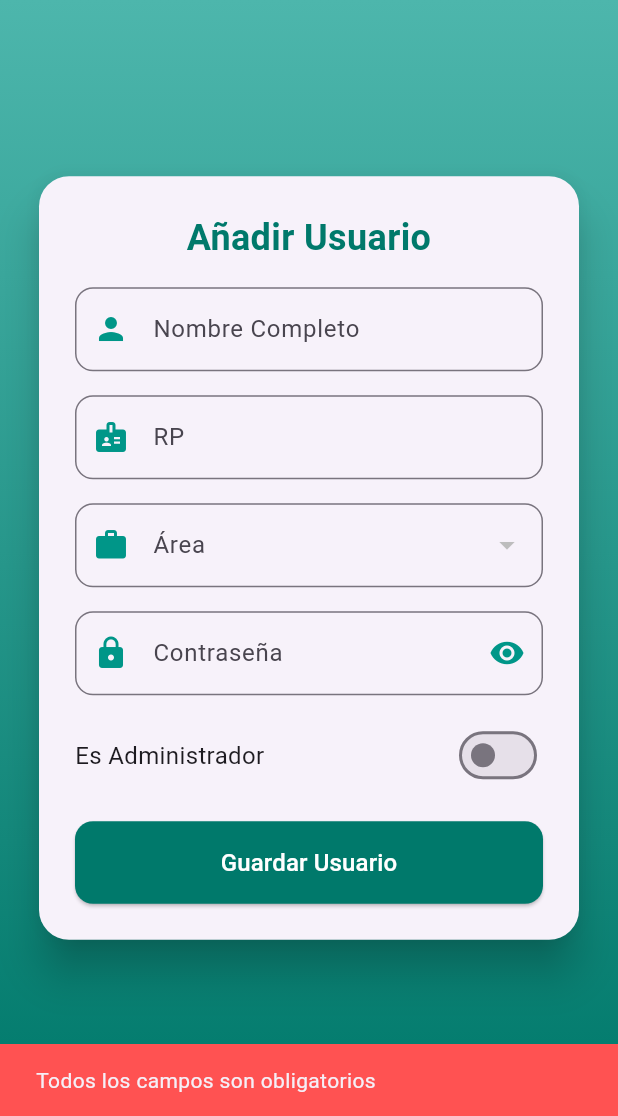
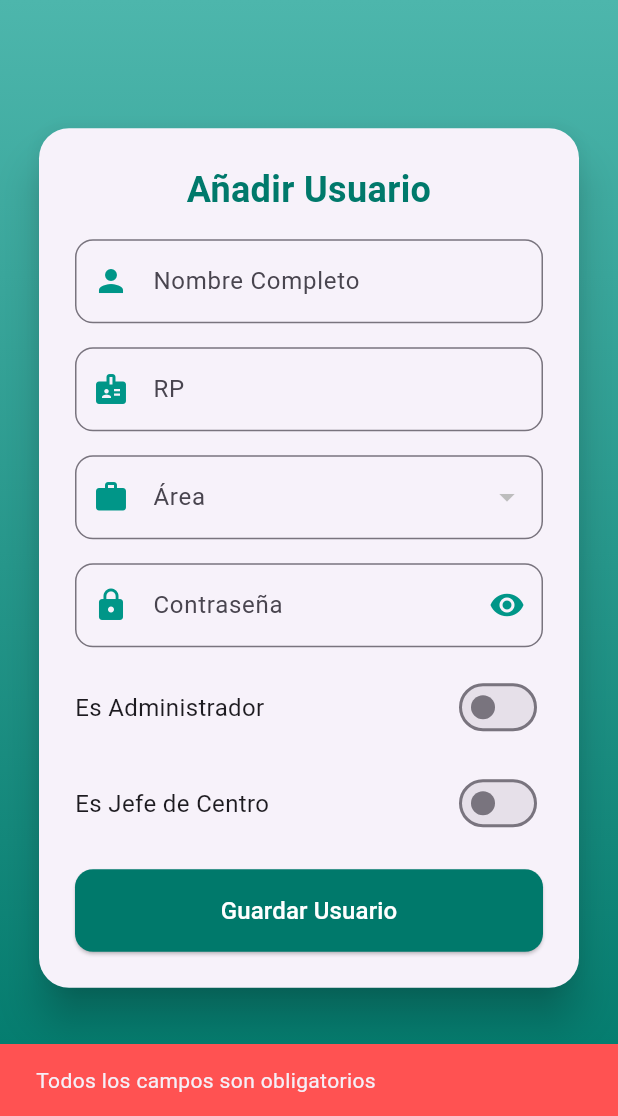
Before and after one commit to CuinoPC/cfe-registros, a Flutter app: the AddUser screen opened directly, after a tap on "Guardar Usuario", on a phone screen of 412 x 824 dp, the part 120-1236 px from its top. Run offline on Flutter 3.47's test engine with Material 3 defaults, Android fonts, the phone set to English and light mode, and no system bars; our stand-ins replace data_table_2, image_picker, shared_preferences; accounts and stored records are empty; network calls fail.

Commit message:
Se añadio para poner el jefe de centro

```diff
--- a/lib/models/user.dart
+++ b/lib/models/user.dart
@@ -4,6 +4,7 @@ class User {
   final int areaId; // ✅ Ahora el área es un ID (entero)
   final String contrasenia;
   final bool esAdmin;
+  final bool esCentro;
 
   User({
     required this.nombre,
@@ -11,6 +12,7 @@ class User {
     required this.areaId, // ✅ Cambiado a entero
     required this.contrasenia,
     required this.esAdmin,
+    required this.esCentro,
   });
 
   factory User.fromJson(Map<String, dynamic> json) {
@@ -20,6 +22,7 @@ class User {
       areaId: json['area_id'], // ✅ Debe coincidir con la BD
       contrasenia: json['contrasenia'] ?? "No disponible",
       esAdmin: json['es_admin'],
+      esCentro: json['es_centro'],
     );
   }
 }
--- a/lib/services/api_users.dart
+++ b/lib/services/api_users.dart
@@ -41,7 +41,12 @@ class ApiUserService {
       List<Map<String, dynamic>> users =
           List<Map<String, dynamic>>.from(jsonDecode(response.body));
       users = users.map((user) {
-        return {...user, "es_admin": user["es_admin"] == true};
+        return {
+          ...user,
+          "es_admin": user["es_admin"] == true,
+          "es_centro": user["es_centro"] == true ||
+              user["es_centro"] == 1 // ✅ Agregar campo es_centro
+        };
       }).toList();
       return users;
     } else {
@@ -51,7 +56,7 @@ class ApiUserService {
 
   // 🔹 Crear usuario
   Future<bool> createUser(String nombre, String rp, int areaId,
-      String contrasenia, bool esAdmin) async {
+      String contrasenia, bool esAdmin, bool esCentro) async {
     SharedPreferences prefs = await SharedPreferences.getInstance();
     String? token = prefs.getString('token');
     if (token == null) return false;
@@ -64,7 +69,8 @@ class ApiUserService {
         "rp": rp,
         "area_id": areaId,
         "contrasenia": contrasenia,
-        "es_admin": esAdmin
+        "es_admin": esAdmin,
+        "es_centro": esCentro
       }),
     );
 
@@ -73,7 +79,7 @@ class ApiUserService {
 
   // 🔹 Actualizar usuario
   Future<bool> updateUser(String rp, String nombre, int areaId,
-      String contrasenia, bool esAdmin) async {
+      String contrasenia, bool esAdmin, bool esCentro) async {
     SharedPreferences prefs = await SharedPreferences.getInstance();
     String? token = prefs.getString('token');
     if (token == null) return false;
@@ -85,7 +91,8 @@ class ApiUserService {
         "nombre_completo": nombre,
         "area_id": areaId,
         "contrasenia": contrasenia,
-        "es_admin": esAdmin
+        "es_admin": esAdmin,
+        "es_centro": esCentro
       }),
     );
 
--- a/lib/views/add_user.dart
+++ b/lib/views/add_user.dart
@@ -13,6 +13,7 @@ class _AddUserState extends State<AddUser> {
   final TextEditingController rpController = TextEditingController();
   final TextEditingController contraseniaController = TextEditingController();
   bool esAdmin = false;
+  bool esCentro = false; // ✅ Agregar esta variable
   bool _showPassword = false;
   int? _selectedAreaId; // ✅ ID del área seleccionada
   List<Map<String, dynamic>> _areas = []; // ✅ Lista de áreas
@@ -60,8 +61,13 @@ class _AddUserState extends State<AddUser> {
       return;
     }
 
-    bool success = await _ApiUserService.createUser(nombre, rp,
-        _selectedAreaId!, contrasenia, esAdmin // 🔹 RP se envía como String
+    bool success = await _ApiUserService.createUser(
+        nombre,
+        rp,
+        _selectedAreaId!,
+        contrasenia,
+        esAdmin,
+        esCentro // 🔹 RP se envía como String
         );
 
     if (success) {
@@ -217,6 +223,25 @@ class _AddUserState extends State<AddUser> {
                           ),
                         ],
                       ),
+                      const SizedBox(height: 16),
+                      Row(
+                        children: [
+                          const Text(
+                            "Es Jefe de Centro",
+                            style: TextStyle(fontSize: 16),
+                          ),
+                          const Spacer(),
+                          Switch(
+                            value: esCentro,
+                            onChanged: (bool value) {
+                              setState(() {
+                                esCentro = value;
+                              });
+                            },
+                            activeColor: Colors.teal,
+                          ),
+                        ],
+                      ),
                       const SizedBox(height: 20),
                       ElevatedButton(
                         onPressed: _addUser,
--- a/lib/views/user_list.dart
+++ b/lib/views/user_list.dart
@@ -73,6 +73,7 @@ class _UserListState extends State<UserList> {
                       DataColumn(label: Text("Proceso")),
                       DataColumn(label: Text("Contraseña")),
                       DataColumn(label: Text("Admin")),
+                      DataColumn(label: Text("Jefe de centro")),
                       DataColumn(label: Text("Opciones")),
                     ],
                     rows: _users.asMap().entries.map((entry) {
@@ -113,6 +114,7 @@ class _UserListState extends State<UserList> {
                           ),
                         ),
                         DataCell(Text(user['es_admin'] ? "Sí" : "No")),
+                        DataCell(Text(user['es_centro'] ? "Sí" : "No")),
                         // 🔹 Nueva Celda con Botones de Opciones
                         DataCell(
                           Row(
```
Also changed, not shown: lib/views/update_user.dart (+21 -0 lines).
